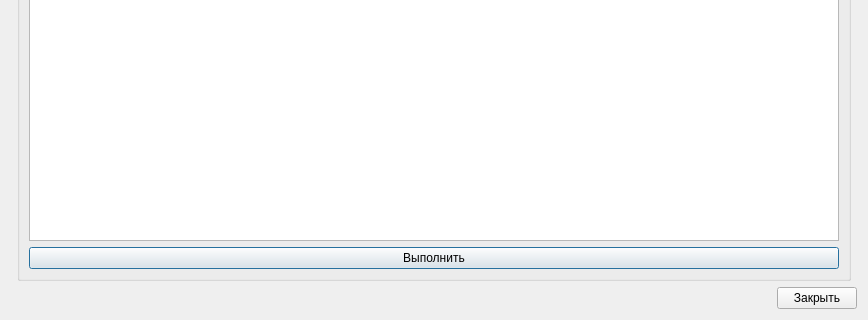
Old version of the form RunSqlDialog/runsqldialog.ui in the repository rust3128/MPosUtilities; both pictures show x 0 to 868 and y 328 to 648 of the 868 by 648 pixel window.
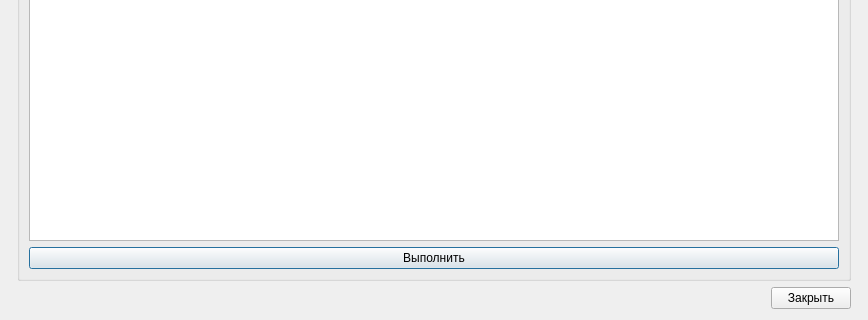
New version of the form. Icons and pictures are not drawn. Custom widgets are drawn as their Qt base class.

Patch:
```diff
--- a/RunSqlDialog/runsqldialog.ui
+++ b/RunSqlDialog/runsqldialog.ui
@@ -46,7 +46,7 @@
    <item row="0" column="2">
     <widget class="ViewProgressForm" name="widgetProgress" native="true"/>
    </item>
-   <item row="1" column="1" colspan="2">
+   <item row="1" column="0" colspan="2">
     <layout class="QHBoxLayout" name="horizontalLayout">
      <item>
       <spacer name="horizontalSpacer">
```
Left out of the diff: 2 changed lines with no effect on the pictures.
